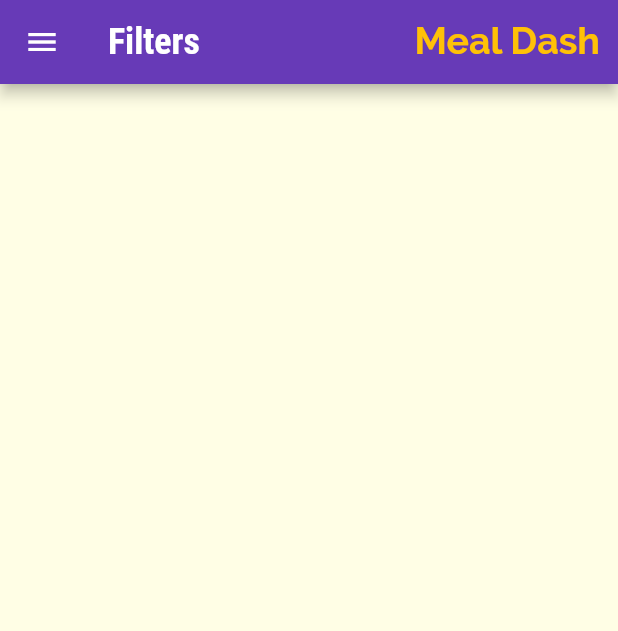
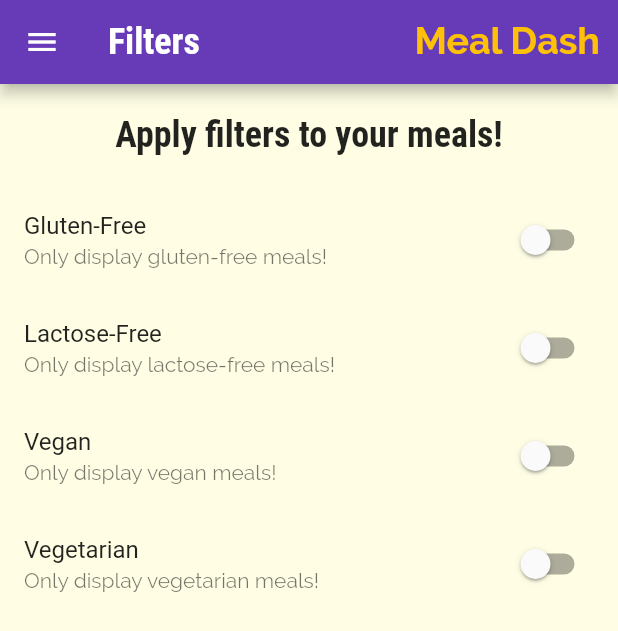
Before and after one commit to agrawalkunal2001/Meal_Dash, a Flutter app: the FiltersScreen screen opened by its route, on a phone screen of 412 x 824 dp. Shown: the top 631 px of the screen. Run offline on Flutter 3.47's test engine with Material 2 defaults, Android fonts, the phone set to English and light mode, and no system bars.

Commit message:
Added filters

```diff
--- a/lib/screens/filters_screen.dart
+++ b/lib/screens/filters_screen.dart
@@ -9,6 +9,11 @@ class FiltersScreen extends StatefulWidget {
 }
 
 class _FiltersScreenState extends State<FiltersScreen> {
+  var _glutenFree = false;
+  var _lactoseFree = false;
+  var _vegan = false;
+  var _vegetarian = false;
+
   @override
   Widget build(BuildContext context) {
     return Scaffold(
@@ -26,6 +31,59 @@ class _FiltersScreenState extends State<FiltersScreen> {
         ],
       ),
       drawer: MainDrawer(),
+      body: Column(
+        children: <Widget>[
+          Container(
+            padding: EdgeInsets.all(20),
+            child: Text(
+              "Apply filters to your meals!",
+              style: Theme.of(context).textTheme.headline6,
+            ),
+          ),
+          Expanded(
+            child: ListView(
+              children: <Widget>[
+                SwitchListTile(
+                    title: Text("Gluten-Free"),
+                    subtitle: Text("Only display gluten-free meals!"),
+                    value: _glutenFree,
+                    onChanged: (newValue) {
+                      setState(() {
+                        _glutenFree = newValue;
+                      });
+                    }),
+                SwitchListTile(
+                    title: Text("Lactose-Free"),
+                    subtitle: Text("Only display lactose-free meals!"),
+                    value: _lactoseFree,
+                    onChanged: (newValue) {
+                      setState(() {
+                        _lactoseFree = newValue;
+                      });
+                    }),
+                SwitchListTile(
+                    title: Text("Vegan"),
+                    subtitle: Text("Only display vegan meals!"),
+                    value: _vegan,
+                    onChanged: (newValue) {
+                      setState(() {
+                        _vegan = newValue;
+                      });
+                    }),
+                SwitchListTile(
+                    title: Text("Vegetarian"),
+                    subtitle: Text("Only display vegetarian meals!"),
+                    value: _vegetarian,
+                    onChanged: (newValue) {
+                      setState(() {
+                        _vegetarian = newValue;
+                      });
+                    }),
+              ],
+            ),
+          ),
+        ],
+      ),
     );
   }
 }
```
